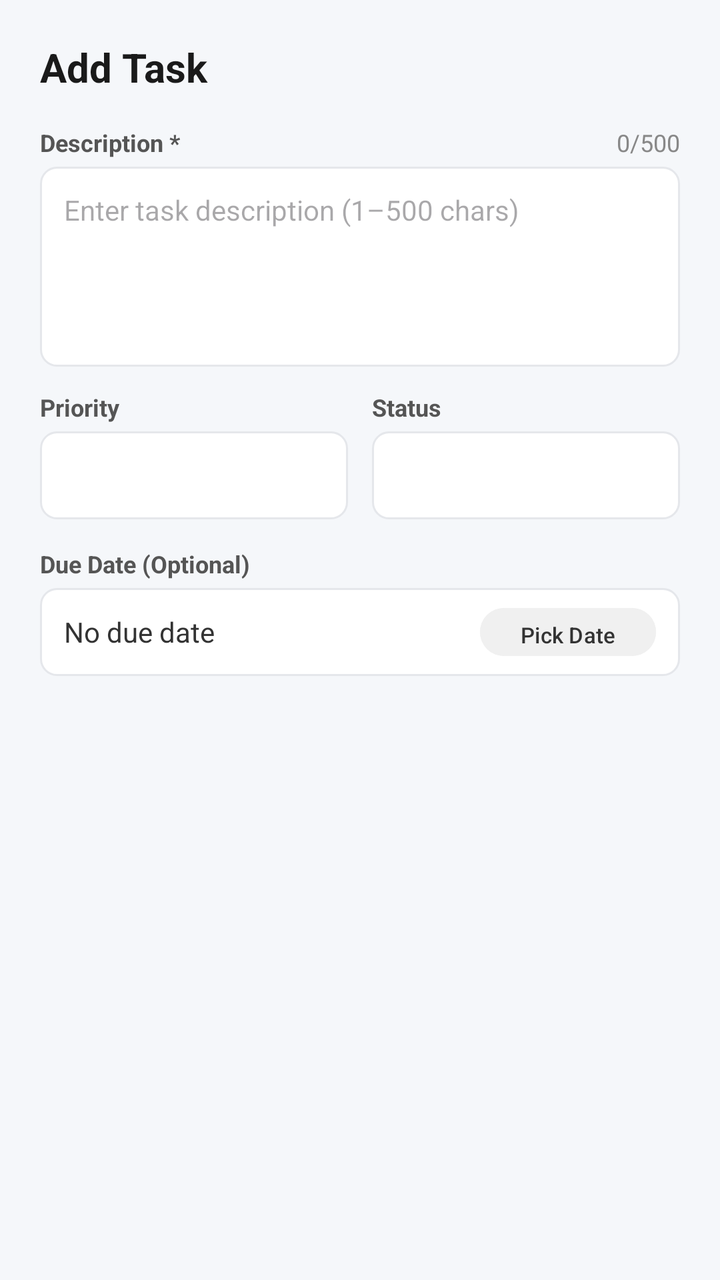
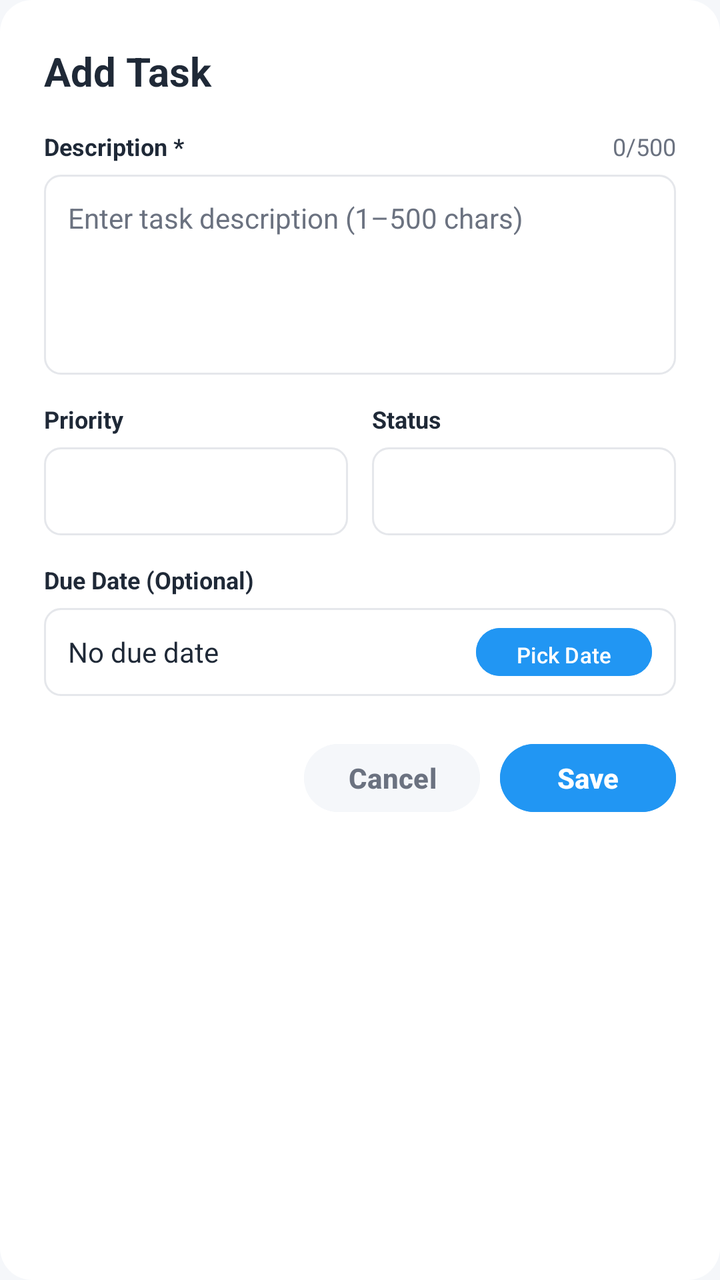

Two renders of the same Android screen: before a commit and after it. Below are the layout's source before the change and the commit's diff.
<!-- AndroidManifest.xml: application theme Theme.FirstApp -->
<!-- res/layout/dialog_task_editor.xml -->
<?xml version="1.0" encoding="utf-8"?>
<LinearLayout xmlns:android="http://schemas.android.com/apk/res/android"
    android:layout_width="match_parent"
    android:layout_height="wrap_content"
    android:orientation="vertical"
    android:padding="20dp">

    <TextView
        android:id="@+id/textTaskDialogTitle"
        android:layout_width="match_parent"
        android:layout_height="wrap_content"
        android:text="Add Task"
        android:textSize="20sp"
        android:textStyle="bold"
        android:textColor="#1A1A1A"
        android:layout_marginBottom="16dp" />

    
    <LinearLayout
        android:layout_width="match_parent"
        android:layout_height="wrap_content"
        android:orientation="horizontal"
        android:gravity="center_vertical">

        <TextView
            android:layout_width="0dp"
            android:layout_height="wrap_content"
            android:layout_weight="1"
            android:text="Description *"
            android:textSize="12sp"
            android:textStyle="bold"
            android:textColor="#555555" />

        <TextView
            android:id="@+id/textTaskCharCounter"
            android:layout_width="wrap_content"
            android:layout_height="wrap_content"
            android:text="0/500"
            android:textSize="12sp"
            android:textColor="#888888" />
    </LinearLayout>

    <EditText
        android:id="@+id/editTaskDescription"
        android:layout_width="match_parent"
        android:layout_height="100dp"
        android:layout_marginTop="4dp"
        android:layout_marginBottom="12dp"
        android:background="@drawable/bg_input_field"
        android:gravity="top|start"
        android:hint="Enter task description (1–500 chars)"
        android:maxLength="500"
        android:padding="12dp"
        android:textSize="14sp" />

    
    <LinearLayout
        android:layout_width="match_parent"
        android:layout_height="wrap_content"
        android:orientation="horizontal">

        
        <LinearLayout
            android:layout_width="0dp"
            android:layout_height="wrap_content"
            android:layout_weight="1"
            android:orientation="vertical"
            android:layout_marginEnd="6dp">

            <TextView
                android:layout_width="wrap_content"
                android:layout_height="wrap_content"
                android:text="Priority"
                android:textSize="12sp"
                android:textStyle="bold"
                android:textColor="#555555" />

            <Spinner
                android:id="@+id/spinnerTaskPriority"
                android:layout_width="match_parent"
                android:layout_height="44dp"
                android:layout_marginTop="4dp"
                android:background="@drawable/bg_input_field" />
        </LinearLayout>

        
        <LinearLayout
            android:layout_width="0dp"
            android:layout_height="wrap_content"
            android:layout_weight="1"
            android:orientation="vertical"
            android:layout_marginStart="6dp">

            <TextView
                android:layout_width="wrap_content"
                android:layout_height="wrap_content"
                android:text="Status"
                android:textSize="12sp"
                android:textStyle="bold"
                android:textColor="#555555" />

            <Spinner
                android:id="@+id/spinnerTaskStatus"
                android:layout_width="match_parent"
                android:layout_height="44dp"
                android:layout_marginTop="4dp"
                android:background="@drawable/bg_input_field" />
        </LinearLayout>
    </LinearLayout>

    
    <TextView
        android:layout_width="wrap_content"
        android:layout_height="wrap_content"
        android:layout_marginTop="14dp"
        android:text="Due Date (Optional)"
        android:textSize="12sp"
        android:textStyle="bold"
        android:textColor="#555555" />

    <LinearLayout
        android:layout_width="match_parent"
        android:layout_height="44dp"
        android:orientation="horizontal"
        android:layout_marginTop="4dp"
        android:background="@drawable/bg_input_field"
        android:gravity="center_vertical"
        android:paddingHorizontal="12dp">

        <TextView
            android:id="@+id/textSelectedDueDate"
            android:layout_width="0dp"
            android:layout_height="wrap_content"
            android:layout_weight="1"
            android:text="No due date"
            android:textColor="#333333"
            android:textSize="14sp" />

        <Button
            android:id="@+id/buttonPickDueDate"
            android:layout_width="wrap_content"
            android:layout_height="32dp"
            android:text="Pick Date"
            android:textSize="11sp"
            android:backgroundTint="#F0F0F0"
            android:textColor="#333333"
            android:textAllCaps="false"
            android:paddingHorizontal="10dp" />

        <ImageView
            android:id="@+id/buttonClearDueDate"
            android:layout_width="20dp"
            android:layout_height="20dp"
            android:layout_marginStart="8dp"
            android:src="@drawable/ic_close"
            android:contentDescription="Clear due date"
            android:visibility="gone"
            android:alpha="0.6" />
    </LinearLayout>

</LinearLayout>
<!-- resources referenced by this layout -->
<resources>
  <!-- drawable bg_input_field (drawable) -->
  <?xml version="1.0" encoding="utf-8"?>
  <shape xmlns:android="http://schemas.android.com/apk/res/android" android:shape="rectangle">
      <solid android:color="@color/white" />
      <corners android:radius="8dp" />
      <stroke android:width="1dp" android:color="@color/tf_stroke" />
  </shape>
  <!-- drawable ic_close (drawable) -->
  <vector xmlns:android="http://schemas.android.com/apk/res/android"
      android:width="24dp"
      android:height="24dp"
      android:viewportWidth="24"
      android:viewportHeight="24">
    <path
        android:fillColor="#757575"
        android:pathData="M19,6.41L17.59,5 12,10.59 6.41,5 5,6.41 10.59,12 5,17.59 6.41,19 12,13.41 17.59,19 19,17.59 13.41,12z"/>
  </vector>
  <style name="Theme.FirstApp" parent="Base.Theme.FirstApp" />
  <color name="white">#FFFFFFFF</color>
  <color name="tf_stroke">#E5E7EB</color>
  <style name="Base.Theme.FirstApp" parent="Theme.Material3.DayNight.NoActionBar">
          
          <item name="android:windowBackground">@color/window_background</item>
          
      </style>
  <color name="window_background">#F5F7FA</color>
</resources>

<!-- the commit's change to res/layout/dialog_task_editor.xml (unified diff, before → after) -->
@@ -3,7 +3,8 @@
     android:layout_width="match_parent"
     android:layout_height="wrap_content"
     android:orientation="vertical"
-    android:padding="20dp">
+    android:background="@drawable/bg_dialog_rounded"
+    android:padding="22dp">
 
     <TextView
         android:id="@+id/textTaskDialogTitle"
@@ -12,7 +13,7 @@
         android:text="Add Task"
         android:textSize="20sp"
         android:textStyle="bold"
-        android:textColor="#1A1A1A"
+        android:textColor="@color/tf_text_primary"
         android:layout_marginBottom="16dp" />
 
     
@@ -29,7 +30,7 @@
             android:text="Description *"
             android:textSize="12sp"
             android:textStyle="bold"
-            android:textColor="#555555" />
+            android:textColor="@color/tf_text_primary" />
 
         <TextView
             android:id="@+id/textTaskCharCounter"
@@ -37,18 +38,20 @@
             android:layout_height="wrap_content"
             android:text="0/500"
             android:textSize="12sp"
-            android:textColor="#888888" />
+            android:textColor="@color/tf_text_secondary" />
     </LinearLayout>
 
     <EditText
         android:id="@+id/editTaskDescription"
         android:layout_width="match_parent"
         android:layout_height="100dp"
-        android:layout_marginTop="4dp"
-        android:layout_marginBottom="12dp"
+        android:layout_marginTop="6dp"
+        android:layout_marginBottom="14dp"
         android:background="@drawable/bg_input_field"
         android:gravity="top|start"
         android:hint="Enter task description (1–500 chars)"
+        android:textColorHint="@color/tf_text_secondary"
+        android:textColor="@color/tf_text_primary"
         android:maxLength="500"
         android:padding="12dp"
         android:textSize="14sp" />
@@ -73,13 +76,13 @@
                 android:text="Priority"
                 android:textSize="12sp"
                 android:textStyle="bold"
-                android:textColor="#555555" />
+                android:textColor="@color/tf_text_primary" />
 
             <Spinner
                 android:id="@+id/spinnerTaskPriority"
                 android:layout_width="match_parent"
                 android:layout_height="44dp"
-                android:layout_marginTop="4dp"
+                android:layout_marginTop="6dp"
                 android:background="@drawable/bg_input_field" />
         </LinearLayout>
 
@@ -97,13 +100,13 @@
                 android:text="Status"
                 android:textSize="12sp"
                 android:textStyle="bold"
-                android:textColor="#555555" />
+                android:textColor="@color/tf_text_primary" />
 
             <Spinner
                 android:id="@+id/spinnerTaskStatus"
                 android:layout_width="match_parent"
                 android:layout_height="44dp"
-                android:layout_marginTop="4dp"
+                android:layout_marginTop="6dp"
                 android:background="@drawable/bg_input_field" />
         </LinearLayout>
     </LinearLayout>
@@ -116,13 +119,13 @@
         android:text="Due Date (Optional)"
         android:textSize="12sp"
         android:textStyle="bold"
-        android:textColor="#555555" />
+        android:textColor="@color/tf_text_primary" />
 
     <LinearLayout
         android:layout_width="match_parent"
         android:layout_height="44dp"
         android:orientation="horizontal"
-        android:layout_marginTop="4dp"
+        android:layout_marginTop="6dp"
         android:background="@drawable/bg_input_field"
         android:gravity="center_vertical"
         android:paddingHorizontal="12dp">
@@ -133,7 +136,7 @@
             android:layout_height="wrap_content"
             android:layout_weight="1"
             android:text="No due date"
-            android:textColor="#333333"
+            android:textColor="@color/tf_text_primary"
             android:textSize="14sp" />
 
         <Button
@@ -142,8 +145,8 @@
             android:layout_height="32dp"
             android:text="Pick Date"
             android:textSize="11sp"
-            android:backgroundTint="#F0F0F0"
-            android:textColor="#333333"
+            android:backgroundTint="@color/tf_primary"
+            android:textColor="@color/white"
             android:textAllCaps="false"
             android:paddingHorizontal="10dp" />
 
@@ -158,4 +161,36 @@
             android:alpha="0.6" />
     </LinearLayout>
 
+    
+    <LinearLayout
+        android:layout_width="match_parent"
+        android:layout_height="wrap_content"
+        android:orientation="horizontal"
+        android:gravity="end"
+        android:layout_marginTop="20dp">
+
+        <Button
+            android:id="@+id/buttonTaskCancel"
+            android:layout_width="wrap_content"
+            android:layout_height="42dp"
+            android:text="Cancel"
+            android:textColor="@color/tf_text_secondary"
+            android:backgroundTint="@color/tf_bg_screen"
+            android:textAllCaps="false"
+            android:textStyle="bold"
+            android:paddingHorizontal="16dp" />
+
+        <Button
+            android:id="@+id/buttonTaskSave"
+            android:layout_width="wrap_content"
+            android:layout_height="42dp"
+            android:layout_marginStart="10dp"
+            android:text="Save"
+            android:textColor="@color/white"
+            android:backgroundTint="@color/tf_primary"
+            android:textAllCaps="false"
+            android:textStyle="bold"
+            android:paddingHorizontal="20dp" />
+    </LinearLayout>
+
 </LinearLayout>
<!-- resource entries referenced after the edit -->
@@ -1,5 +1,9 @@
 <!-- resources referenced by this layout -->
 <resources>
+  <color name="tf_bg_screen">#F5F7FA</color>
+  <color name="tf_primary">#2196F3</color>
+  <color name="tf_text_primary">#1F2937</color>
+  <color name="tf_text_secondary">#6B7280</color>
   <!-- drawable bg_input_field (drawable) -->
   <?xml version="1.0" encoding="utf-8"?>
   <shape xmlns:android="http://schemas.android.com/apk/res/android" android:shape="rectangle">
@@ -19,6 +23,12 @@
   </vector>
   <style name="Theme.FirstApp" parent="Base.Theme.FirstApp" />
   <color name="white">#FFFFFFFF</color>
+  <!-- drawable bg_dialog_rounded (drawable) -->
+  <?xml version="1.0" encoding="utf-8"?>
+  <shape xmlns:android="http://schemas.android.com/apk/res/android" android:shape="rectangle">
+      <solid android:color="@color/white" />
+      <corners android:radius="16dp" />
+  </shape>
   <color name="tf_stroke">#E5E7EB</color>
   <style name="Base.Theme.FirstApp" parent="Theme.Material3.DayNight.NoActionBar">
           
